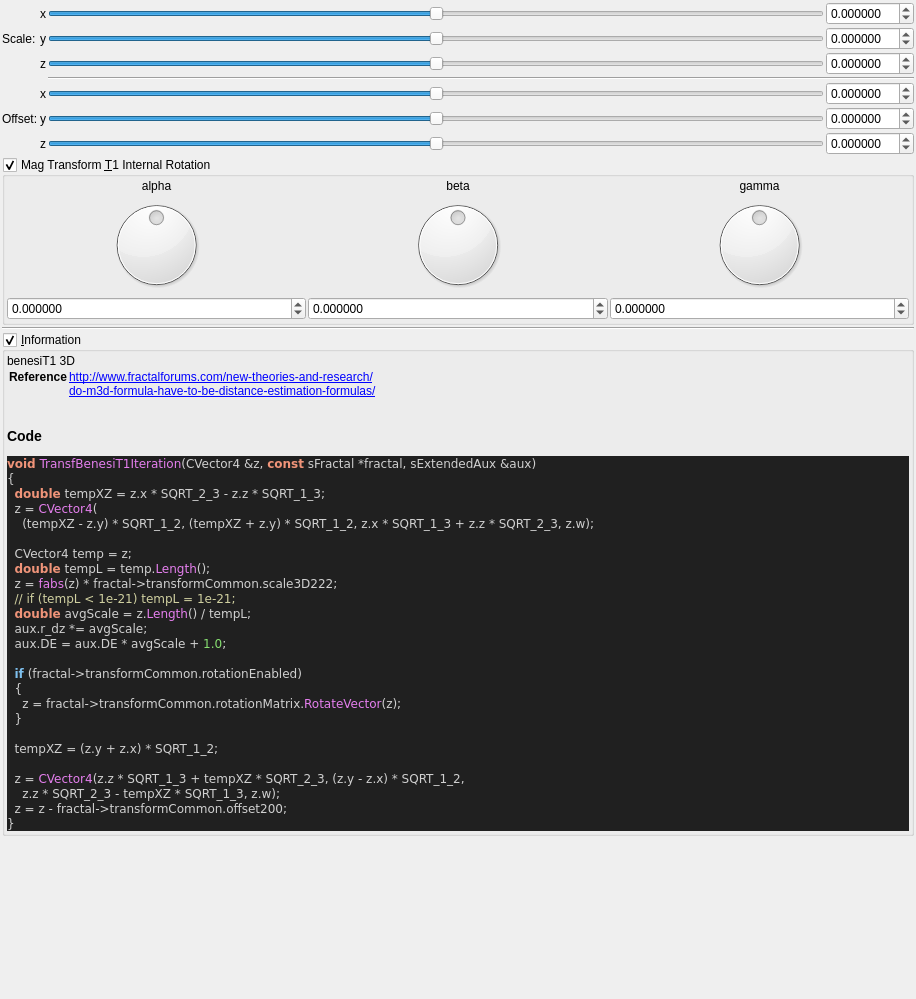
Above: mandelbulber2/formula/ui/fractal_transf_benesi_t1.ui from buddhi1980/mandelbulber2 before the change. Below: the same form after it.
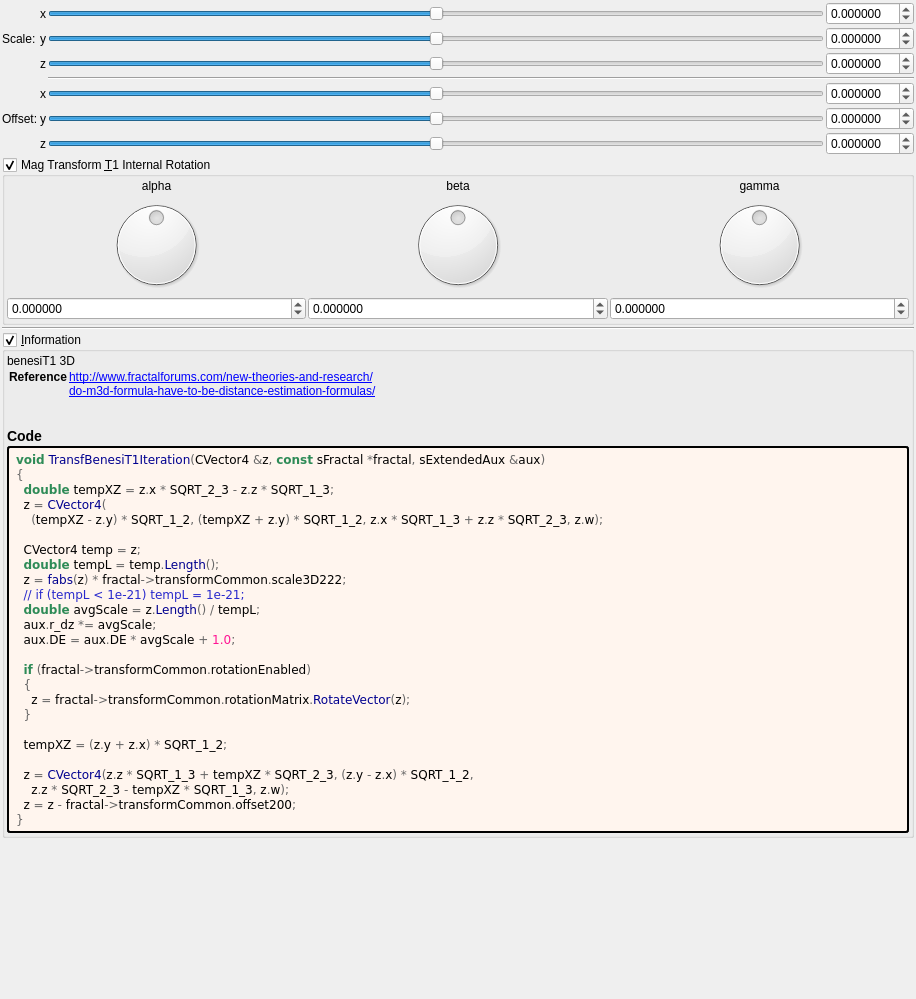
That is the form after the change. Custom widgets are drawn as their Qt base class.

```diff
--- a/mandelbulber2/formula/ui/fractal_transf_benesi_t1.ui
+++ b/mandelbulber2/formula/ui/fractal_transf_benesi_t1.ui
@@ -621,40 +621,55 @@
        <number>2</number>
       </property>
       <item>
-       <widget class="QLabel" name="label_code_content">
+	   <widget class="QLabel" name="label_information_general">
         <property name="text">
          <string notr="true">&lt;p&gt;benesiT1  3D&lt;/p&gt;&lt;table&gt;
 &lt;tr&gt;&lt;th&gt;Reference&lt;/th&gt;&lt;td&gt;&lt;a href=&quot;http://www.fractalforums.com/new-theories-and-research/&quot;&gt;http://www.fractalforums.com/new-theories-and-research/&lt;br&gt;
 &lt;a href=&quot;do-m3d-formula-have-to-be-distance-estimation-formulas/&quot;&gt;do-m3d-formula-have-to-be-distance-estimation-formulas/&lt;br&gt;
 &lt;/td&gt;&lt;/tr&gt;
 &lt;/table&gt;
-&lt;h3&gt;Code&lt;/h3&gt;
-&lt;body style=&quot;background-color:#202020&quot;&gt;
-&lt;pre style=&quot;color:#d0d0d0; background-color:#202020;  font-family:'Courier New',monospace;&quot;&gt;&lt;span style=&quot;color:#f09479; font-weight:bold&quot;&gt;void&lt;/span&gt; &lt;span style=&quot;color:#e47eed&quot;&gt;TransfBenesiT1Iteration&lt;/span&gt;&lt;span style=&quot;color:#d0d0d0&quot;&gt;(&lt;/span&gt;CVector4 &lt;span style=&quot;color:#d0d0d0&quot;&gt;&amp;amp;&lt;/span&gt;z&lt;span style=&quot;color:#d0d0d0&quot;&gt;,&lt;/span&gt; &lt;span style=&quot;color:#f09479; font-weight:bold&quot;&gt;const&lt;/span&gt; sFractal &lt;span style=&quot;color:#d0d0d0&quot;&gt;*&lt;/span&gt;fractal&lt;span style=&quot;color:#d0d0d0&quot;&gt;,&lt;/span&gt; sExtendedAux &lt;span style=&quot;color:#d0d0d0&quot;&gt;&amp;amp;&lt;/span&gt;aux&lt;span style=&quot;color:#d0d0d0&quot;&gt;)&lt;/span&gt;
-&lt;span style=&quot;color:#d0d0d0&quot;&gt;{&lt;/span&gt;
-  &lt;span style=&quot;color:#f09479; font-weight:bold&quot;&gt;double&lt;/span&gt; tempXZ &lt;span style=&quot;color:#d0d0d0&quot;&gt;=&lt;/span&gt; z&lt;span style=&quot;color:#d0d0d0&quot;&gt;.&lt;/span&gt;x &lt;span style=&quot;color:#d0d0d0&quot;&gt;*&lt;/span&gt; SQRT_2_3 &lt;span style=&quot;color:#d0d0d0&quot;&gt;-&lt;/span&gt; z&lt;span style=&quot;color:#d0d0d0&quot;&gt;.&lt;/span&gt;z &lt;span style=&quot;color:#d0d0d0&quot;&gt;*&lt;/span&gt; SQRT_1_3&lt;span style=&quot;color:#d0d0d0&quot;&gt;;&lt;/span&gt;
-  z &lt;span style=&quot;color:#d0d0d0&quot;&gt;=&lt;/span&gt; &lt;span style=&quot;color:#e47eed&quot;&gt;CVector4&lt;/span&gt;&lt;span style=&quot;color:#d0d0d0&quot;&gt;(&lt;/span&gt;
-    &lt;span style=&quot;color:#d0d0d0&quot;&gt;(&lt;/span&gt;tempXZ &lt;span style=&quot;color:#d0d0d0&quot;&gt;-&lt;/span&gt; z&lt;span style=&quot;color:#d0d0d0&quot;&gt;.&lt;/span&gt;y&lt;span style=&quot;color:#d0d0d0&quot;&gt;) *&lt;/span&gt; SQRT_1_2&lt;span style=&quot;color:#d0d0d0&quot;&gt;, (&lt;/span&gt;tempXZ &lt;span style=&quot;color:#d0d0d0&quot;&gt;+&lt;/span&gt; z&lt;span style=&quot;color:#d0d0d0&quot;&gt;.&lt;/span&gt;y&lt;span style=&quot;color:#d0d0d0&quot;&gt;) *&lt;/span&gt; SQRT_1_2&lt;span style=&quot;color:#d0d0d0&quot;&gt;,&lt;/span&gt; z&lt;span style=&quot;color:#d0d0d0&quot;&gt;.&lt;/span&gt;x &lt;span style=&quot;color:#d0d0d0&quot;&gt;*&lt;/span&gt; SQRT_1_3 &lt;span style=&quot;color:#d0d0d0&quot;&gt;+&lt;/span&gt; z&lt;span style=&quot;color:#d0d0d0&quot;&gt;.&lt;/span&gt;z &lt;span style=&quot;color:#d0d0d0&quot;&gt;*&lt;/span&gt; SQRT_2_3&lt;span style=&quot;color:#d0d0d0&quot;&gt;,&lt;/span&gt; z&lt;span style=&quot;color:#d0d0d0&quot;&gt;.&lt;/span&gt;w&lt;span style=&quot;color:#d0d0d0&quot;&gt;);&lt;/span&gt;
+&lt;h3&gt;Code&lt;/h3&gt;</string>
+		</property>
+		<property name="wordWrap">
+		 <bool>true</bool>
+		</property>
+		<property name="openExternalLinks">
+		 <bool>true</bool>
+		</property>
+		<property name="textInteractionFlags">
+		 <set>Qt::LinksAccessibleByMouse|Qt::TextSelectableByMouse</set>
+		</property>
+		</widget>
+	   </item>
+	   <item>
+	    <widget class="QLabel" name="label_code_content">
+		 <property name="text">
+		  <string notr="true">&lt;body style=&quot;background-color:#fff5ee&quot;&gt;
+&lt;pre style=&quot;color:#000000; background-color:#fff5ee;  font-family:'Courier New',monospace;&quot;&gt;&lt;span style=&quot;color:#2e8b57; font-weight:bold&quot;&gt;void&lt;/span&gt; &lt;span style=&quot;color:#00008f&quot;&gt;TransfBenesiT1Iteration&lt;/span&gt;&lt;span style=&quot;color:#676767&quot;&gt;(&lt;/span&gt;CVector4 &lt;span style=&quot;color:#676767&quot;&gt;&amp;amp;&lt;/span&gt;z&lt;span style=&quot;color:#676767&quot;&gt;,&lt;/span&gt; &lt;span style=&quot;color:#2e8b57; font-weight:bold&quot;&gt;const&lt;/span&gt; sFractal &lt;span style=&quot;color:#676767&quot;&gt;*&lt;/span&gt;fractal&lt;span style=&quot;color:#676767&quot;&gt;,&lt;/span&gt; sExtendedAux &lt;span style=&quot;color:#676767&quot;&gt;&amp;amp;&lt;/span&gt;aux&lt;span style=&quot;color:#676767&quot;&gt;)&lt;/span&gt;
+&lt;span style=&quot;color:#676767&quot;&gt;{&lt;/span&gt;
+  &lt;span style=&quot;color:#2e8b57; font-weight:bold&quot;&gt;double&lt;/span&gt; tempXZ &lt;span style=&quot;color:#676767&quot;&gt;=&lt;/span&gt; z&lt;span style=&quot;color:#676767&quot;&gt;.&lt;/span&gt;x &lt;span style=&quot;color:#676767&quot;&gt;*&lt;/span&gt; SQRT_2_3 &lt;span style=&quot;color:#676767&quot;&gt;-&lt;/span&gt; z&lt;span style=&quot;color:#676767&quot;&gt;.&lt;/span&gt;z &lt;span style=&quot;color:#676767&quot;&gt;*&lt;/span&gt; SQRT_1_3&lt;span style=&quot;color:#676767&quot;&gt;;&lt;/span&gt;
+  z &lt;span style=&quot;color:#676767&quot;&gt;=&lt;/span&gt; &lt;span style=&quot;color:#00008f&quot;&gt;CVector4&lt;/span&gt;&lt;span style=&quot;color:#676767&quot;&gt;(&lt;/span&gt;
+    &lt;span style=&quot;color:#676767&quot;&gt;(&lt;/span&gt;tempXZ &lt;span style=&quot;color:#676767&quot;&gt;-&lt;/span&gt; z&lt;span style=&quot;color:#676767&quot;&gt;.&lt;/span&gt;y&lt;span style=&quot;color:#676767&quot;&gt;) *&lt;/span&gt; SQRT_1_2&lt;span style=&quot;color:#676767&quot;&gt;, (&lt;/span&gt;tempXZ &lt;span style=&quot;color:#676767&quot;&gt;+&lt;/span&gt; z&lt;span style=&quot;color:#676767&quot;&gt;.&lt;/span&gt;y&lt;span style=&quot;color:#676767&quot;&gt;) *&lt;/span&gt; SQRT_1_2&lt;span style=&quot;color:#676767&quot;&gt;,&lt;/span&gt; z&lt;span style=&quot;color:#676767&quot;&gt;.&lt;/span&gt;x &lt;span style=&quot;color:#676767&quot;&gt;*&lt;/span&gt; SQRT_1_3 &lt;span style=&quot;color:#676767&quot;&gt;+&lt;/span&gt; z&lt;span style=&quot;color:#676767&quot;&gt;.&lt;/span&gt;z &lt;span style=&quot;color:#676767&quot;&gt;*&lt;/span&gt; SQRT_2_3&lt;span style=&quot;color:#676767&quot;&gt;,&lt;/span&gt; z&lt;span style=&quot;color:#676767&quot;&gt;.&lt;/span&gt;w&lt;span style=&quot;color:#676767&quot;&gt;);&lt;/span&gt;
 
-  CVector4 temp &lt;span style=&quot;color:#d0d0d0&quot;&gt;=&lt;/span&gt; z&lt;span style=&quot;color:#d0d0d0&quot;&gt;;&lt;/span&gt;
-  &lt;span style=&quot;color:#f09479; font-weight:bold&quot;&gt;double&lt;/span&gt; tempL &lt;span style=&quot;color:#d0d0d0&quot;&gt;=&lt;/span&gt; temp&lt;span style=&quot;color:#d0d0d0&quot;&gt;.&lt;/span&gt;&lt;span style=&quot;color:#e47eed&quot;&gt;Length&lt;/span&gt;&lt;span style=&quot;color:#d0d0d0&quot;&gt;();&lt;/span&gt;
-  z &lt;span style=&quot;color:#d0d0d0&quot;&gt;=&lt;/span&gt; &lt;span style=&quot;color:#e47eed&quot;&gt;fabs&lt;/span&gt;&lt;span style=&quot;color:#d0d0d0&quot;&gt;(&lt;/span&gt;z&lt;span style=&quot;color:#d0d0d0&quot;&gt;) *&lt;/span&gt; fractal&lt;span style=&quot;color:#d0d0d0&quot;&gt;-&amp;gt;&lt;/span&gt;transformCommon&lt;span style=&quot;color:#d0d0d0&quot;&gt;.&lt;/span&gt;scale3D222&lt;span style=&quot;color:#d0d0d0&quot;&gt;;&lt;/span&gt;
-  &lt;span style=&quot;color:#d0d0a0&quot;&gt;// if (tempL &amp;lt; 1e-21) tempL = 1e-21;&lt;/span&gt;
-  &lt;span style=&quot;color:#f09479; font-weight:bold&quot;&gt;double&lt;/span&gt; avgScale &lt;span style=&quot;color:#d0d0d0&quot;&gt;=&lt;/span&gt; z&lt;span style=&quot;color:#d0d0d0&quot;&gt;.&lt;/span&gt;&lt;span style=&quot;color:#e47eed&quot;&gt;Length&lt;/span&gt;&lt;span style=&quot;color:#d0d0d0&quot;&gt;() /&lt;/span&gt; tempL&lt;span style=&quot;color:#d0d0d0&quot;&gt;;&lt;/span&gt;
-  aux&lt;span style=&quot;color:#d0d0d0&quot;&gt;.&lt;/span&gt;r_dz &lt;span style=&quot;color:#d0d0d0&quot;&gt;*=&lt;/span&gt; avgScale&lt;span style=&quot;color:#d0d0d0&quot;&gt;;&lt;/span&gt;
-  aux&lt;span style=&quot;color:#d0d0d0&quot;&gt;.&lt;/span&gt;DE &lt;span style=&quot;color:#d0d0d0&quot;&gt;=&lt;/span&gt; aux&lt;span style=&quot;color:#d0d0d0&quot;&gt;.&lt;/span&gt;DE &lt;span style=&quot;color:#d0d0d0&quot;&gt;*&lt;/span&gt; avgScale &lt;span style=&quot;color:#d0d0d0&quot;&gt;+&lt;/span&gt; &lt;span style=&quot;color:#87df71&quot;&gt;1.0&lt;/span&gt;&lt;span style=&quot;color:#d0d0d0&quot;&gt;;&lt;/span&gt;
+  CVector4 temp &lt;span style=&quot;color:#676767&quot;&gt;=&lt;/span&gt; z&lt;span style=&quot;color:#676767&quot;&gt;;&lt;/span&gt;
+  &lt;span style=&quot;color:#2e8b57; font-weight:bold&quot;&gt;double&lt;/span&gt; tempL &lt;span style=&quot;color:#676767&quot;&gt;=&lt;/span&gt; temp&lt;span style=&quot;color:#676767&quot;&gt;.&lt;/span&gt;&lt;span style=&quot;color:#00008f&quot;&gt;Length&lt;/span&gt;&lt;span style=&quot;color:#676767&quot;&gt;();&lt;/span&gt;
+  z &lt;span style=&quot;color:#676767&quot;&gt;=&lt;/span&gt; &lt;span style=&quot;color:#00008f&quot;&gt;fabs&lt;/span&gt;&lt;span style=&quot;color:#676767&quot;&gt;(&lt;/span&gt;z&lt;span style=&quot;color:#676767&quot;&gt;) *&lt;/span&gt; fractal&lt;span style=&quot;color:#676767&quot;&gt;-&amp;gt;&lt;/span&gt;transformCommon&lt;span style=&quot;color:#676767&quot;&gt;.&lt;/span&gt;scale3D222&lt;span style=&quot;color:#676767&quot;&gt;;&lt;/span&gt;
+  &lt;span style=&quot;color:#2929cc&quot;&gt;// if (tempL &amp;lt; 1e-21) tempL = 1e-21;&lt;/span&gt;
+  &lt;span style=&quot;color:#2e8b57; font-weight:bold&quot;&gt;double&lt;/span&gt; avgScale &lt;span style=&quot;color:#676767&quot;&gt;=&lt;/span&gt; z&lt;span style=&quot;color:#676767&quot;&gt;.&lt;/span&gt;&lt;span style=&quot;color:#00008f&quot;&gt;Length&lt;/span&gt;&lt;span style=&quot;color:#676767&quot;&gt;() /&lt;/span&gt; tempL&lt;span style=&quot;color:#676767&quot;&gt;;&lt;/span&gt;
+  aux&lt;span style=&quot;color:#676767&quot;&gt;.&lt;/span&gt;r_dz &lt;span style=&quot;color:#676767&quot;&gt;*=&lt;/span&gt; avgScale&lt;span style=&quot;color:#676767&quot;&gt;;&lt;/span&gt;
+  aux&lt;span style=&quot;color:#676767&quot;&gt;.&lt;/span&gt;DE &lt;span style=&quot;color:#676767&quot;&gt;=&lt;/span&gt; aux&lt;span style=&quot;color:#676767&quot;&gt;.&lt;/span&gt;DE &lt;span style=&quot;color:#676767&quot;&gt;*&lt;/span&gt; avgScale &lt;span style=&quot;color:#676767&quot;&gt;+&lt;/span&gt; &lt;span style=&quot;color:#ff1493&quot;&gt;1.0&lt;/span&gt;&lt;span style=&quot;color:#676767&quot;&gt;;&lt;/span&gt;
 
-  &lt;span style=&quot;color:#7ec0ee; font-weight:bold&quot;&gt;if&lt;/span&gt; &lt;span style=&quot;color:#d0d0d0&quot;&gt;(&lt;/span&gt;fractal&lt;span style=&quot;color:#d0d0d0&quot;&gt;-&amp;gt;&lt;/span&gt;transformCommon&lt;span style=&quot;color:#d0d0d0&quot;&gt;.&lt;/span&gt;rotationEnabled&lt;span style=&quot;color:#d0d0d0&quot;&gt;)&lt;/span&gt;
-  &lt;span style=&quot;color:#d0d0d0&quot;&gt;{&lt;/span&gt;
-    z &lt;span style=&quot;color:#d0d0d0&quot;&gt;=&lt;/span&gt; fractal&lt;span style=&quot;color:#d0d0d0&quot;&gt;-&amp;gt;&lt;/span&gt;transformCommon&lt;span style=&quot;color:#d0d0d0&quot;&gt;.&lt;/span&gt;rotationMatrix&lt;span style=&quot;color:#d0d0d0&quot;&gt;.&lt;/span&gt;&lt;span style=&quot;color:#e47eed&quot;&gt;RotateVector&lt;/span&gt;&lt;span style=&quot;color:#d0d0d0&quot;&gt;(&lt;/span&gt;z&lt;span style=&quot;color:#d0d0d0&quot;&gt;);&lt;/span&gt;
-  &lt;span style=&quot;color:#d0d0d0&quot;&gt;}&lt;/span&gt;
+  &lt;span style=&quot;color:#2e8b57; font-weight:bold&quot;&gt;if&lt;/span&gt; &lt;span style=&quot;color:#676767&quot;&gt;(&lt;/span&gt;fractal&lt;span style=&quot;color:#676767&quot;&gt;-&amp;gt;&lt;/span&gt;transformCommon&lt;span style=&quot;color:#676767&quot;&gt;.&lt;/span&gt;rotationEnabled&lt;span style=&quot;color:#676767&quot;&gt;)&lt;/span&gt;
+  &lt;span style=&quot;color:#676767&quot;&gt;{&lt;/span&gt;
+    z &lt;span style=&quot;color:#676767&quot;&gt;=&lt;/span&gt; fractal&lt;span style=&quot;color:#676767&quot;&gt;-&amp;gt;&lt;/span&gt;transformCommon&lt;span style=&quot;color:#676767&quot;&gt;.&lt;/span&gt;rotationMatrix&lt;span style=&quot;color:#676767&quot;&gt;.&lt;/span&gt;&lt;span style=&quot;color:#00008f&quot;&gt;RotateVector&lt;/span&gt;&lt;span style=&quot;color:#676767&quot;&gt;(&lt;/span&gt;z&lt;span style=&quot;color:#676767&quot;&gt;);&lt;/span&gt;
+  &lt;span style=&quot;color:#676767&quot;&gt;}&lt;/span&gt;
 
-  tempXZ &lt;span style=&quot;color:#d0d0d0&quot;&gt;= (&lt;/span&gt;z&lt;span style=&quot;color:#d0d0d0&quot;&gt;.&lt;/span&gt;y &lt;span style=&quot;color:#d0d0d0&quot;&gt;+&lt;/span&gt; z&lt;span style=&quot;color:#d0d0d0&quot;&gt;.&lt;/span&gt;x&lt;span style=&quot;color:#d0d0d0&quot;&gt;) *&lt;/span&gt; SQRT_1_2&lt;span style=&quot;color:#d0d0d0&quot;&gt;;&lt;/span&gt;
+  tempXZ &lt;span style=&quot;color:#676767&quot;&gt;= (&lt;/span&gt;z&lt;span style=&quot;color:#676767&quot;&gt;.&lt;/span&gt;y &lt;span style=&quot;color:#676767&quot;&gt;+&lt;/span&gt; z&lt;span style=&quot;color:#676767&quot;&gt;.&lt;/span&gt;x&lt;span style=&quot;color:#676767&quot;&gt;) *&lt;/span&gt; SQRT_1_2&lt;span style=&quot;color:#676767&quot;&gt;;&lt;/span&gt;
 
-  z &lt;span style=&quot;color:#d0d0d0&quot;&gt;=&lt;/span&gt; &lt;span style=&quot;color:#e47eed&quot;&gt;CVector4&lt;/span&gt;&lt;span style=&quot;color:#d0d0d0&quot;&gt;(&lt;/span&gt;z&lt;span style=&quot;color:#d0d0d0&quot;&gt;.&lt;/span&gt;z &lt;span style=&quot;color:#d0d0d0&quot;&gt;*&lt;/span&gt; SQRT_1_3 &lt;span style=&quot;color:#d0d0d0&quot;&gt;+&lt;/span&gt; tempXZ &lt;span style=&quot;color:#d0d0d0&quot;&gt;*&lt;/span&gt; SQRT_2_3&lt;span style=&quot;color:#d0d0d0&quot;&gt;, (&lt;/span&gt;z&lt;span style=&quot;color:#d0d0d0&quot;&gt;.&lt;/span&gt;y &lt;span style=&quot;color:#d0d0d0&quot;&gt;-&lt;/span&gt; z&lt;span style=&quot;color:#d0d0d0&quot;&gt;.&lt;/span&gt;x&lt;span style=&quot;color:#d0d0d0&quot;&gt;) *&lt;/span&gt; SQRT_1_2&lt;span style=&quot;color:#d0d0d0&quot;&gt;,&lt;/span&gt;
-    z&lt;span style=&quot;color:#d0d0d0&quot;&gt;.&lt;/span&gt;z &lt;span style=&quot;color:#d0d0d0&quot;&gt;*&lt;/span&gt; SQRT_2_3 &lt;span style=&quot;color:#d0d0d0&quot;&gt;-&lt;/span&gt; tempXZ &lt;span style=&quot;color:#d0d0d0&quot;&gt;*&lt;/span&gt; SQRT_1_3&lt;span style=&quot;color:#d0d0d0&quot;&gt;,&lt;/span&gt; z&lt;span style=&quot;color:#d0d0d0&quot;&gt;.&lt;/span&gt;w&lt;span style=&quot;color:#d0d0d0&quot;&gt;);&lt;/span&gt;
-  z &lt;span style=&quot;color:#d0d0d0&quot;&gt;=&lt;/span&gt; z &lt;span style=&quot;color:#d0d0d0&quot;&gt;-&lt;/span&gt; fractal&lt;span style=&quot;color:#d0d0d0&quot;&gt;-&amp;gt;&lt;/span&gt;transformCommon&lt;span style=&quot;color:#d0d0d0&quot;&gt;.&lt;/span&gt;offset200&lt;span style=&quot;color:#d0d0d0&quot;&gt;;&lt;/span&gt;
-&lt;span style=&quot;color:#d0d0d0&quot;&gt;}&lt;/span&gt;
+  z &lt;span style=&quot;color:#676767&quot;&gt;=&lt;/span&gt; &lt;span style=&quot;color:#00008f&quot;&gt;CVector4&lt;/span&gt;&lt;span style=&quot;color:#676767&quot;&gt;(&lt;/span&gt;z&lt;span style=&quot;color:#676767&quot;&gt;.&lt;/span&gt;z &lt;span style=&quot;color:#676767&quot;&gt;*&lt;/span&gt; SQRT_1_3 &lt;span style=&quot;color:#676767&quot;&gt;+&lt;/span&gt; tempXZ &lt;span style=&quot;color:#676767&quot;&gt;*&lt;/span&gt; SQRT_2_3&lt;span style=&quot;color:#676767&quot;&gt;, (&lt;/span&gt;z&lt;span style=&quot;color:#676767&quot;&gt;.&lt;/span&gt;y &lt;span style=&quot;color:#676767&quot;&gt;-&lt;/span&gt; z&lt;span style=&quot;color:#676767&quot;&gt;.&lt;/span&gt;x&lt;span style=&quot;color:#676767&quot;&gt;) *&lt;/span&gt; SQRT_1_2&lt;span style=&quot;color:#676767&quot;&gt;,&lt;/span&gt;
+    z&lt;span style=&quot;color:#676767&quot;&gt;.&lt;/span&gt;z &lt;span style=&quot;color:#676767&quot;&gt;*&lt;/span&gt; SQRT_2_3 &lt;span style=&quot;color:#676767&quot;&gt;-&lt;/span&gt; tempXZ &lt;span style=&quot;color:#676767&quot;&gt;*&lt;/span&gt; SQRT_1_3&lt;span style=&quot;color:#676767&quot;&gt;,&lt;/span&gt; z&lt;span style=&quot;color:#676767&quot;&gt;.&lt;/span&gt;w&lt;span style=&quot;color:#676767&quot;&gt;);&lt;/span&gt;
+  z &lt;span style=&quot;color:#676767&quot;&gt;=&lt;/span&gt; z &lt;span style=&quot;color:#676767&quot;&gt;-&lt;/span&gt; fractal&lt;span style=&quot;color:#676767&quot;&gt;-&amp;gt;&lt;/span&gt;transformCommon&lt;span style=&quot;color:#676767&quot;&gt;.&lt;/span&gt;offset200&lt;span style=&quot;color:#676767&quot;&gt;;&lt;/span&gt;
+&lt;span style=&quot;color:#676767&quot;&gt;}&lt;/span&gt;
 &lt;/pre&gt;
 &lt;/body&gt;</string>
         </property>
@@ -667,6 +682,9 @@
         <property name="textInteractionFlags">
          <set>Qt::LinksAccessibleByMouse|Qt::TextSelectableByMouse</set>
         </property>
+		 <property name="styleSheet">
+		  <string notr="true">border-style: outset; border-width: 2px; border-radius: 3px; border-color: black; background-color: #fff5ee; padding: 4px;</string>
+		  </property>
        </widget>
       </item>
      </layout>
```
Lines whose indentation alone changed are shown as unchanged.
